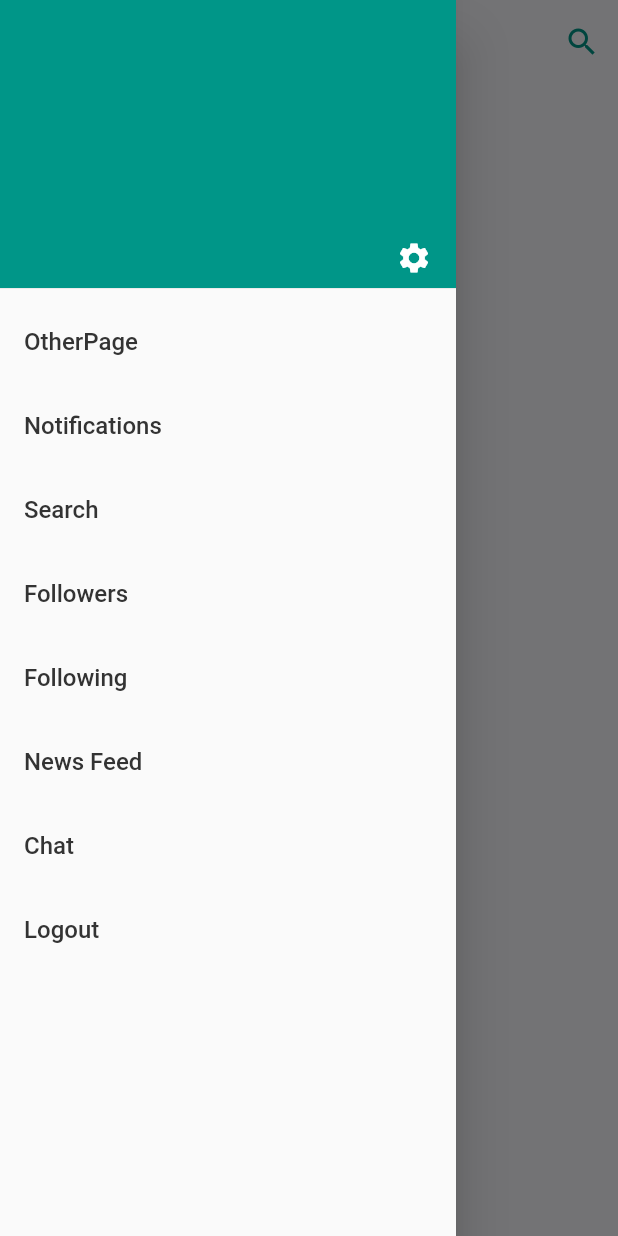
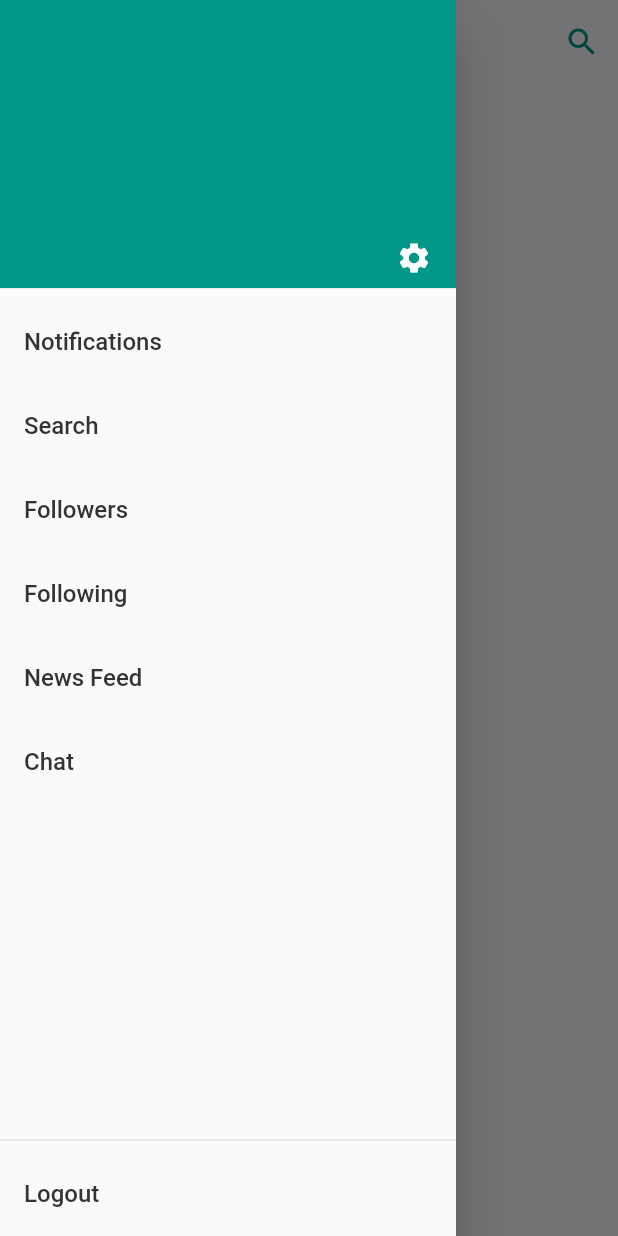
Before and after one commit to Fitcentive/flutter_app, a Flutter app: the HomePage screen opened directly, with the side drawer open, on a phone screen of 412 x 824 dp. Run offline on Flutter 3.47's test engine with Material 2 defaults, Android fonts, the light colour scheme and no system bars; our stand-ins replace bloc, device_info_plus, equatable, firebase_core, firebase_messaging, flutter_bloc and 11 more; missing offline and left inert: flutter_appauth; accounts and stored records are empty.

Commit message:
- Remove other page from homepage, and pin logout button to the bottom

```diff
--- a/lib/src/infrastructure/firebase/push_notification_settings.dart
+++ b/lib/src/infrastructure/firebase/push_notification_settings.dart
@@ -164,7 +164,6 @@ class PushNotificationSettings {
   //        consider turning off local notifications plugin / re-reading overlay support method
   //        might have to switch to data notifications instead of notification type
   //        as we are showing it explicitly instead of the system doing it
-  // todo - notification payloads not coming through
   static setupFirebasePushNotifications(BuildContext context, FirebaseMessaging messaging) async {
     await _setUpFlutterLocalNotifications(context);
     final NotificationSettings settings = await _requestPermissionsIfNeeded(messaging);
--- a/lib/src/views/home/home_page.dart
+++ b/lib/src/views/home/home_page.dart
@@ -28,13 +28,13 @@ import 'package:flutter_secure_storage/flutter_secure_storage.dart';
 import 'package:logging/logging.dart';
 
 class HomePage extends StatefulWidget {
-  const HomePage({Key? key, this.defaultSelectedTab = HomePageState.otherPage}) : super(key: key);
+  const HomePage({Key? key, this.defaultSelectedTab = HomePageState.newsFeed}) : super(key: key);
 
   static const String routeName = 'HomePage';
 
   final String defaultSelectedTab;
 
-  static Route route({String defaultSelectedTab = HomePageState.otherPage}) {
+  static Route route({String defaultSelectedTab = HomePageState.newsFeed}) {
     return MaterialPageRoute<void>(
       settings: const RouteSettings(
         name: routeName
@@ -55,7 +55,6 @@ class HomePage extends StatefulWidget {
 
 class HomePageState extends State<HomePage> {
   static const String accountDetails = 'Account Details';
-  static const String otherPage = 'OtherPage';
   static const String notifications = 'Notifications';
   static const String search = 'Search';
   static const String followers = 'Followers';
@@ -161,13 +160,39 @@ class HomePageState extends State<HomePage> {
                     ],
                   ),
                   drawer: Drawer(
-                    child: _menuDrawerListItems(),
+                    child: Column(
+                      children: [
+                        _drawerHeader(),
+                        Expanded(child: _menuDrawerListItems()),
+                        const Divider(),
+                        _bottomAlignedButtons(),
+                      ],
+                    ),
                   ),
                   body: _generateBody(selectedMenuItem),
                 );
               });
         },
       ),
+    );
+  }
+
+  Widget _bottomAlignedButtons() {
+    return Align(
+        alignment: FractionalOffset.bottomCenter,
+        // This container holds all the children that will be aligned
+        // on the bottom and should not scroll with the above ListView
+        child: Column(
+          children: <Widget>[
+            ListTile(
+              title: const Text("Logout"),
+              onTap: () {
+                Navigator.pop(context);
+                _signOutIfApplicable();
+              },
+            )
+          ],
+        )
     );
   }
 
@@ -270,23 +295,15 @@ class HomePageState extends State<HomePage> {
 
   Widget _menuDrawerListItems() {
     return ListView(
+      shrinkWrap: true,
       padding: EdgeInsets.zero,
       children: <Widget>[
-        _drawerHeader(),
-        _generateListTile(otherPage),
         _generateListTile(notifications),
         _generateListTile(search),
         _generateListTile(followers),
         _generateListTile(following),
         _generateListTile(newsFeed),
         _generateListTile(chat),
-        ListTile(
-          title: const Text("Logout"),
-          onTap: () {
-            Navigator.pop(context);
-            _signOutIfApplicable();
-          },
-        ),
       ],
     );
   }
```
